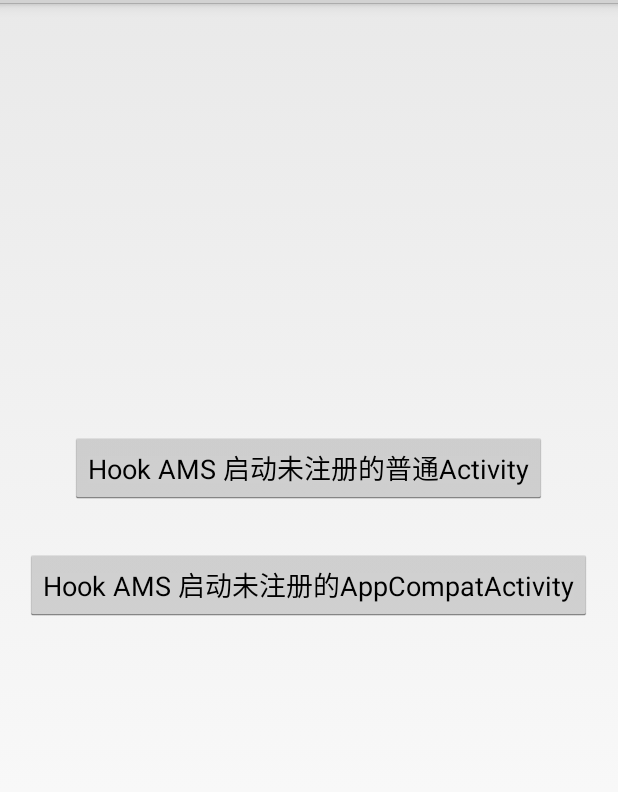
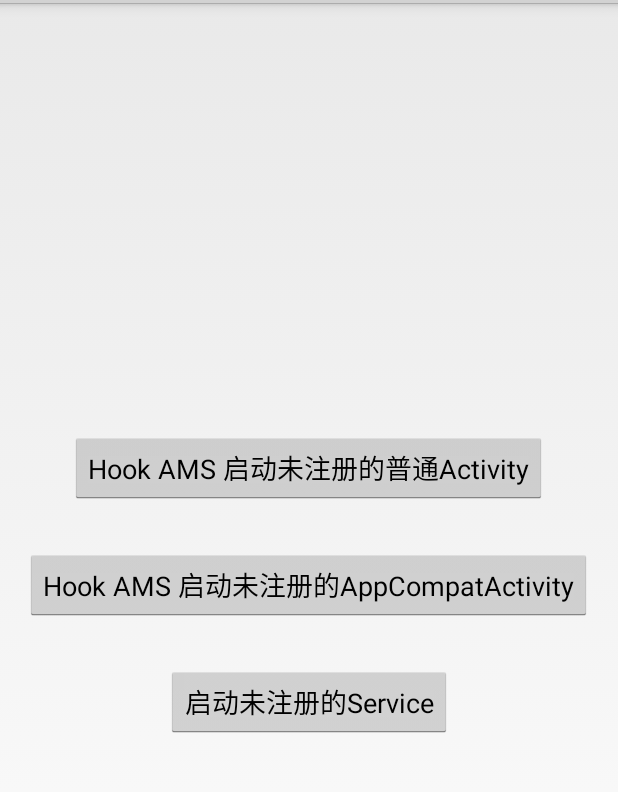
Before and after one commit to androidmalin/AndroidComponentPlugin, an Android app: the screen it shows after launch (MainActivity), on a phone screen of 412 x 824 dp, the part 69-861 px from its top. Run offline under Robolectric (Android 15) with nearby library versions, the phone set to English and light mode, and no system bars; libraries missing offline, so code that uses them is left out: me.weishu.reflection; 1 statement that could not run was skipped.

Commit message:
增加对未注册的Service的启动.

```diff
--- a/app/src/main/AndroidManifest.xml
+++ b/app/src/main/AndroidManifest.xml
@@ -25,6 +25,11 @@
         <activity
             android:name=".StubAppCompatActivity"
             android:theme="@style/AppCompatTheme" />
+
+        <!--代理Service-->
+        <service
+            android:name=".service.ProxyService"
+            android:process=":daemon" />
     </application>
 
 </manifest>
--- a/app/src/main/java/com/malin/hook/MApplication.java
+++ b/app/src/main/java/com/malin/hook/MApplication.java
@@ -3,6 +3,9 @@ package com.malin.hook;
 import android.app.Application;
 import android.content.Context;
 import android.os.Build;
+
+import com.malin.hook.service.HookService;
+import com.malin.hook.service.ProxyService;
 
 import me.weishu.reflection.Reflection;
 
@@ -35,6 +38,7 @@ public class MApplication extends Application {
             if (Build.VERSION.SDK_INT >= 28) {
                 Reflection.unseal(context);
             }
+            HookService.hookAMSForService(context, ProxyService.class);
             if (mHookInstrumentation) {
                 if (mHookInstrumentation_is_appcompatActivity) {
                     HookInstrumentation.hookInstrumentation(context, StubAppCompatActivity.class.getCanonicalName());
--- a/app/src/main/java/com/malin/hook/MainActivity.java
+++ b/app/src/main/java/com/malin/hook/MainActivity.java
@@ -9,6 +9,8 @@ import android.widget.Toast;
 
 import androidx.core.os.BuildCompat;
 
+import com.malin.hook.service.TargetService;
+
 import java.lang.reflect.InvocationTargetException;
 
 
@@ -18,6 +20,7 @@ public class MainActivity extends Activity implements View.OnClickListener {
     private Button mBtnHookAmsAppCompatActivity;
     private Button mBtnHookInstrumentationActivity;
     private Button mBtnHookInstrumentationAppCompatActivity;
+    private Button mBtnHookService;
 
 
     @Override
@@ -35,6 +38,7 @@ public class MainActivity extends Activity implements View.OnClickListener {
         mBtnHookAmsAppCompatActivity = findViewById(R.id.btn_start_appcompat);
         mBtnHookInstrumentationActivity = findViewById(R.id.btn_start_instrumentation);
         mBtnHookInstrumentationAppCompatActivity = findViewById(R.id.btn_start_instrumentation_appCompat);
+        mBtnHookService = findViewById(R.id.btn_service);
     }
 
 
@@ -62,6 +66,7 @@ public class MainActivity extends Activity implements View.OnClickListener {
         mBtnHookAmsAppCompatActivity.setOnClickListener(this);
         mBtnHookInstrumentationActivity.setOnClickListener(this);
         mBtnHookInstrumentationAppCompatActivity.setOnClickListener(this);
+        mBtnHookService.setOnClickListener(this);
     }
 
 
@@ -100,6 +105,11 @@ public class MainActivity extends Activity implements View.OnClickListener {
                 break;
             }
 
+            case R.id.btn_service: {
+                startService(new Intent(this, TargetService.class));
+                break;
+            }
+
             default: {
                 break;
             }
--- /dev/null
+++ b/app/src/main/java/com/malin/hook/service/HookService.java
@@ -0,0 +1,91 @@
+package com.malin.hook.service;
+
+
+import android.annotation.SuppressLint;
+import android.content.Context;
+import android.content.Intent;
+import android.os.Build;
+import android.util.Log;
+
+import java.lang.reflect.Field;
+import java.lang.reflect.InvocationHandler;
+import java.lang.reflect.Method;
+import java.lang.reflect.Proxy;
+
+/**
+ * 代码参考《Android进阶解密》
+ */
+@SuppressWarnings("JavaReflectionMemberAccess")
+@SuppressLint("PrivateApi")
+public class HookService {
+
+    public static void hookAMSForService(Context context, Class<?> proxyServiceClass) throws Exception {
+        Object IActivityManagerSingletonObj;
+
+        //1.IActivityManagerSingleton
+        if (Build.VERSION.SDK_INT >= 26) {
+            Class<?> activityManagerClass = Class.forName("android.app.ActivityManager");
+            Field iActivityManagerSingletonField = activityManagerClass.getDeclaredField("IActivityManagerSingleton");
+            iActivityManagerSingletonField.setAccessible(true);
+            IActivityManagerSingletonObj = iActivityManagerSingletonField.get(null);
+        } else {
+            Class<?> activityManagerNativeClass = Class.forName("android.app.ActivityManagerNative");
+            Field gDefaultField = activityManagerNativeClass.getDeclaredField("gDefault");
+            gDefaultField.setAccessible(true);
+            IActivityManagerSingletonObj = gDefaultField.get(null);
+        }
+
+        //2.IActivityManager
+        Class<?> singletonClass = Class.forName("android.util.Singleton");
+        Field mInstanceField = singletonClass.getDeclaredField("mInstance");
+        mInstanceField.setAccessible(true);
+        Object iActivityManagerObj = mInstanceField.get(IActivityManagerSingletonObj);
+
+
+        //3. IActivityManagerProxy
+        Class<?> iActivityManagerClass = Class.forName("android.app.IActivityManager");
+
+        Object proxy = Proxy.newProxyInstance(
+                Thread.currentThread().getContextClassLoader(),
+                new Class<?>[]{iActivityManagerClass},
+                new IActivityManagerProxy(context, iActivityManagerObj, proxyServiceClass)
+        );
+
+        //4.重新设置新值
+        mInstanceField.set(IActivityManagerSingletonObj, proxy);
+    }
+
+    private static class IActivityManagerProxy implements InvocationHandler {
+        private Context mContext;
+        private Object mActivityManager;
+        private Class<?> mStubServiceClass;
+        private static final String TAG = "IActivityManagerProxy";
+
+        public IActivityManagerProxy(Context context, Object activityManager, Class<?> proxyServiceClass) {
+            mContext = context;
+            mActivityManager = activityManager;
+            mStubServiceClass = proxyServiceClass;
+
+        }
+
+        @Override
+        public Object invoke(Object o, Method method, Object[] args) throws Throwable {
+            if ("startService".equals(method.getName())) {
+                Intent intent;
+                int index = 0;
+                for (int i = 0; i < args.length; i++) {
+                    if (args[i] instanceof Intent) {
+                        index = i;
+                        break;
+                    }
+                }
+                intent = (Intent) args[index];
+                Intent proxyIntent = new Intent(mContext, mStubServiceClass);
+                proxyIntent.putExtra(ProxyService.TARGET_SERVICE, intent.getComponent().getClassName());
+                args[index] = proxyIntent;
+                Log.d(TAG, "Hook成功");
+            }
+            return method.invoke(mActivityManager, args);
+        }
+    }
+}
--- a/app/src/main/res/layout/activity_main.xml
+++ b/app/src/main/res/layout/activity_main.xml
@@ -1,16 +1,16 @@
 <?xml version="1.0" encoding="utf-8"?>
-<RelativeLayout xmlns:android="http://schemas.android.com/apk/res/android"
+<LinearLayout xmlns:android="http://schemas.android.com/apk/res/android"
     xmlns:tools="http://schemas.android.com/tools"
     android:layout_width="match_parent"
     android:layout_height="match_parent"
+    android:gravity="center"
+    android:orientation="vertical"
     tools:context=".MainActivity">
 
     <Button
         android:id="@+id/btn_start"
         android:layout_width="wrap_content"
         android:layout_height="wrap_content"
-        android:layout_above="@+id/btn_start_appcompat"
-        android:layout_centerInParent="true"
         android:layout_marginBottom="30dp"
         android:text="Hook AMS 启动未注册的普通Activity"
         tools:ignore="HardcodedText" />
@@ -20,7 +20,6 @@
         android:id="@+id/btn_start_appcompat"
         android:layout_width="wrap_content"
         android:layout_height="wrap_content"
-        android:layout_centerInParent="true"
         android:text="Hook AMS 启动未注册的AppCompatActivity"
         tools:ignore="HardcodedText" />
 
@@ -28,8 +27,6 @@
         android:id="@+id/btn_start_instrumentation"
         android:layout_width="wrap_content"
         android:layout_height="wrap_content"
-        android:layout_below="@+id/btn_start_appcompat"
-        android:layout_centerInParent="true"
         android:layout_marginTop="30dp"
         android:text="Hook Instrumentation 启动未注册的普通Activity"
         tools:ignore="HardcodedText" />
@@ -39,8 +36,15 @@
         android:id="@+id/btn_start_instrumentation_appCompat"
         android:layout_width="wrap_content"
         android:layout_height="wrap_content"
-        android:layout_below="@+id/btn_start_instrumentation"
         android:layout_marginTop="30dp"
         android:text="Hook Instrumentation 启动未注册的AppCompatActivity"
         tools:ignore="HardcodedText" />
-</RelativeLayout>
+
+    <Button
+        android:id="@+id/btn_service"
+        android:layout_width="wrap_content"
+        android:layout_height="wrap_content"
+        android:layout_marginTop="30dp"
+        android:text="启动未注册的Service"
+        tools:ignore="HardcodedText" />
+</LinearLayout>
```
Also changed, not shown: app/src/main/java/com/malin/hook/service/ProxyService.java (added, +128 -0 lines), app/src/main/java/com/malin/hook/service/TargetService.java (added, +41 -0 lines).
